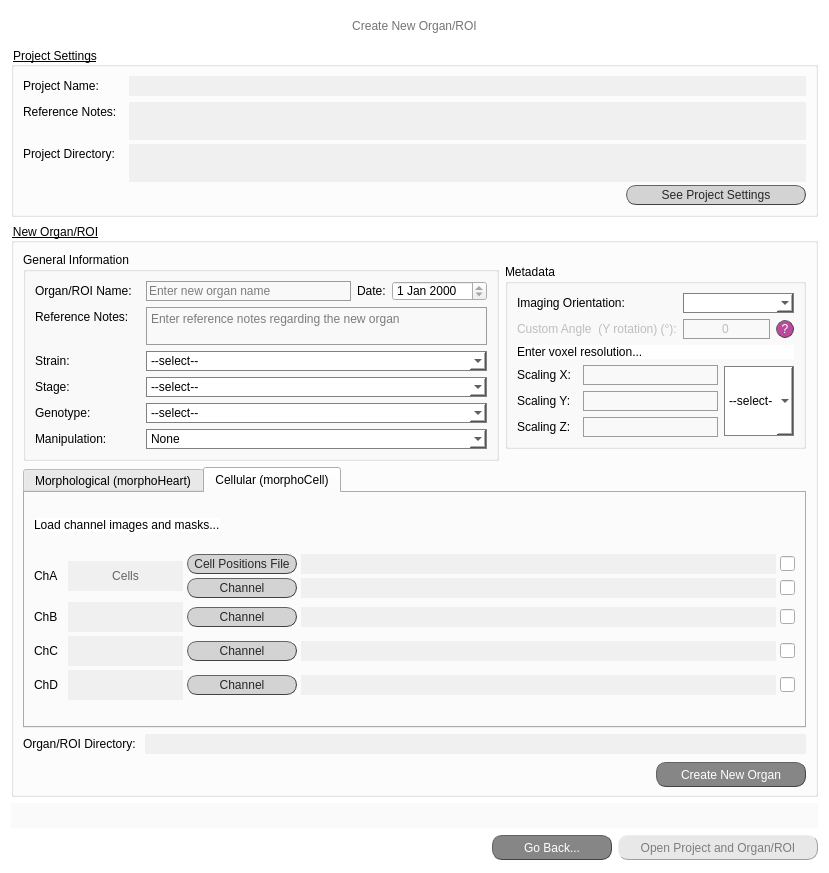
First picture: the form in src/gui/ui/create_organ_screen.ui, repository jsanchez679/morphoHeart, before the edit.
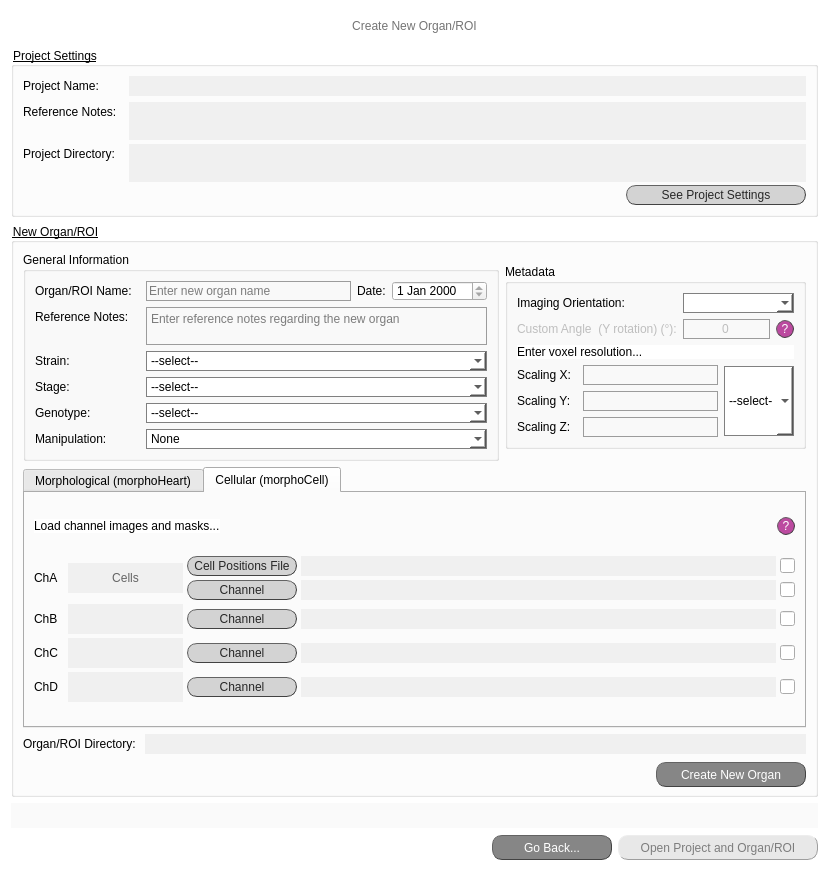
Second picture: the form after the edit. The open tabs and pages were chosen to show the change.

Commit message: Started connecting ? buttons to video tutorials

```diff
--- a/src/gui/ui/create_organ_screen.ui
+++ b/src/gui/ui/create_organ_screen.ui
@@ -2938,6 +2938,8 @@
          </attribute>
          <layout class="QVBoxLayout" name="verticalLayout_15">
           <item>
+           <layout class="QHBoxLayout" name="horizontalLayout_18">
+            <item>
            <widget class="QLabel" name="lab_no_ch_8">
             <property name="sizePolicy">
              <sizepolicy hsizetype="Fixed" vsizetype="Fixed">
@@ -2958,6 +2960,54 @@
            </widget>
           </item>
           <item>
+             <spacer name="horizontalSpacer_3">
+              <property name="orientation">
+               <enum>Qt::Horizontal</enum>
+              </property>
+              <property name="sizeHint" stdset="0">
+               <size>
+                <width>40</width>
+                <height>20</height>
+               </size>
+              </property>
+             </spacer>
+            </item>
+            <item>
+             <widget class="QPushButton" name="q_new_organ_mC">
+              <property name="minimumSize">
+               <size>
+                <width>18</width>
+                <height>18</height>
+               </size>
+              </property>
+              <property name="maximumSize">
+               <size>
+                <width>18</width>
+                <height>18</height>
+               </size>
+              </property>
+              <property name="styleSheet">
+               <string notr="true">QPushButton{border-radius:9px;
+border-width: 1px;
+border-style: outset;
+border-color: rgb(66, 66, 66);
+background-color: rgba(162, 0, 122,180);
+color: rgb(255, 255, 255);
+font: 9pt &quot;Calibri Light&quot;;}
+
+QPushButton:hover{
+background-color: rgb(0, 0, 0);
+border-color: #672146
+}</string>
+              </property>
+              <property name="text">
+               <string>?</string>
+              </property>
+             </widget>
+            </item>
+           </layout>
+          </item>
+          <item>
            <layout class="QVBoxLayout" name="verticalLayout_10">
             <property name="spacing">
              <number>4</number>
```
Left out of the diff: 53 changed lines with no effect on the pictures. Lines whose indentation alone changed are shown as unchanged. The commit also changes 8 other files.
